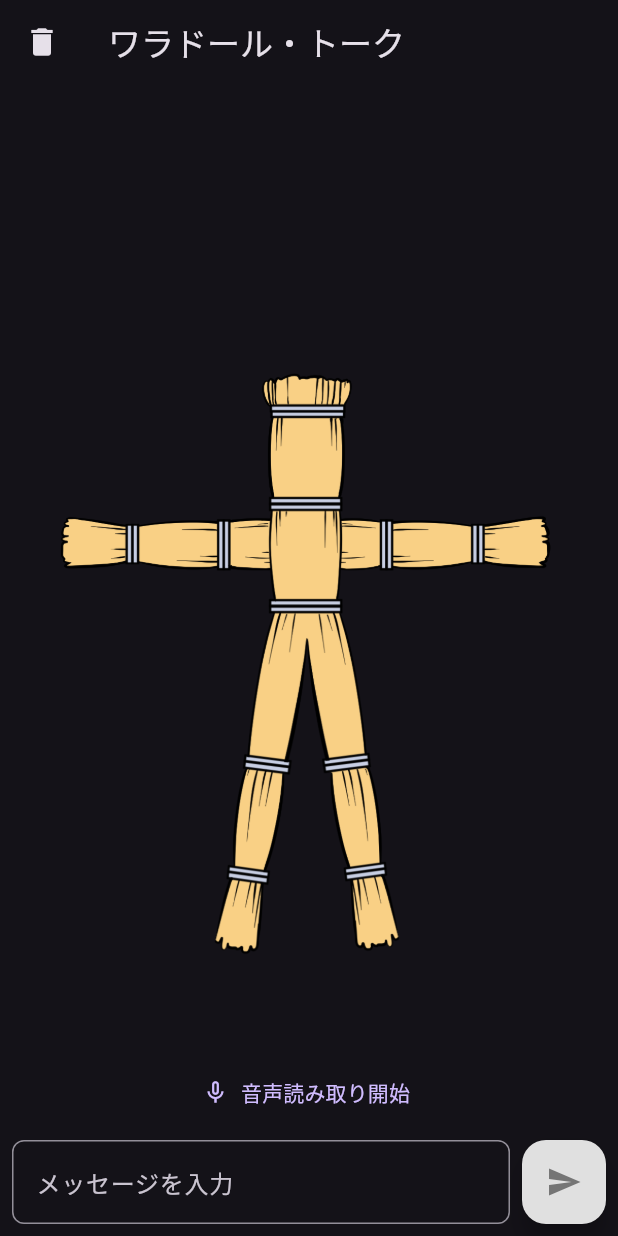
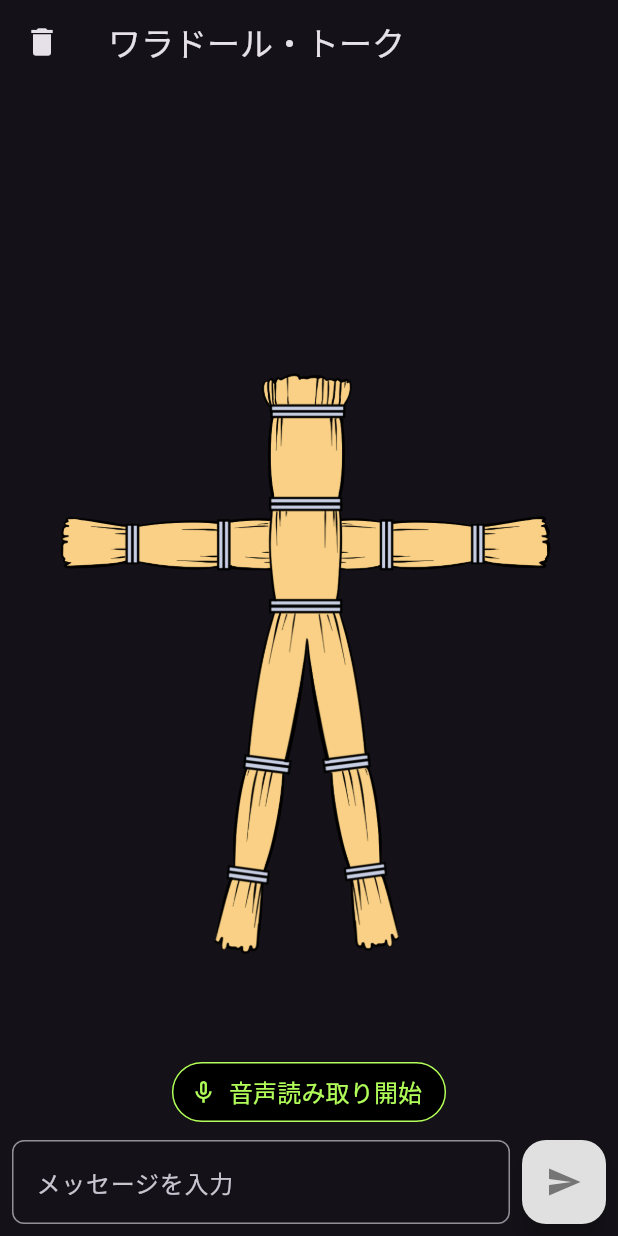
Before and after one commit to hitotori365/2025-zenn-hackathon, a Flutter app: the screen it shows after launch, on a phone screen of 412 x 824 dp. Run offline on Flutter 3.47's test engine with Material 3 defaults, Android fonts, the phone set to English and light mode, and no system bars; our stand-ins replace flutter_dotenv, flutter_riverpod, just_audio, speech_to_text; missing offline and left inert: dart:html.

Commit message:
リスニングボタンの色を調整

```diff
--- a/frontend/lib/views/speech_screen.dart
+++ b/frontend/lib/views/speech_screen.dart
@@ -31,6 +31,7 @@ class _SpeechToTextScreenState extends ConsumerState<SpeechToTextScreen> {
   Widget build(BuildContext context) {
     final speechState = ref.watch(speechStateProvider);
     final speechNotifier = ref.read(speechStateProvider.notifier);
+    final Color listenButtonColor = speechState.isListening ? Colors.redAccent : Colors.lightGreenAccent;
 
     return Scaffold(
       appBar: AppBar(
@@ -55,9 +56,22 @@ class _SpeechToTextScreenState extends ConsumerState<SpeechToTextScreen> {
                 TextButton.icon(
                   onPressed: speechNotifier.changeMicMode,
                   icon: Icon(
-                      speechState.isListening ? Icons.mic : Icons.mic_none),
-                  label:
-                      Text(speechState.isListening ? "音声読み取り終了" : "音声読み取り開始"),
+                    speechState.isListening ? Icons.mic : Icons.mic_none,
+                    color: listenButtonColor,
+                  ),
+                  label: Text(
+                    speechState.isListening ? "音声読み取り終了" : "音声読み取り開始",
+                    style: TextStyle(
+                      color: listenButtonColor,
+                      fontSize: 16.0,
+                    ),
+                  ),
+                  style: TextButton.styleFrom(
+                    backgroundColor: Colors.black,
+                    side: BorderSide(
+                      color: listenButtonColor,
+                    ),
+                  ),
                 ),
                 if (speechState.totalPoints >= progressThreshold)
                   Padding(
```
